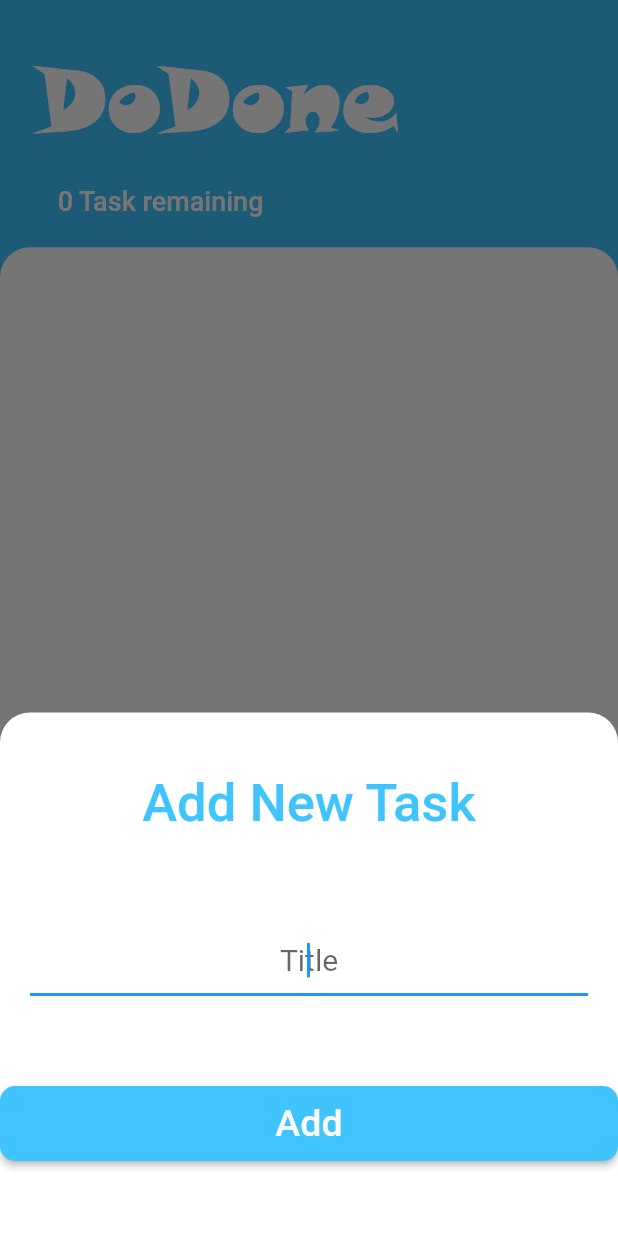
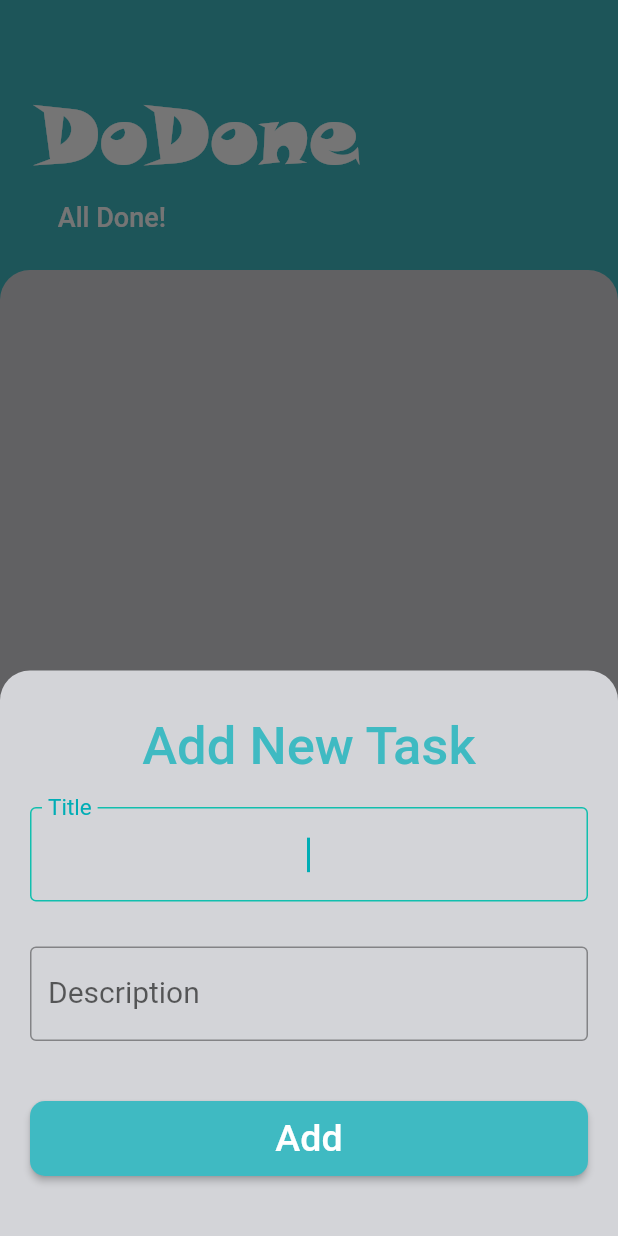
Before and after one commit to soham-pagi/dodone, a Flutter app: the screen it shows after launch, after a tap on the "add" icon, on a phone screen of 412 x 824 dp. Run offline on Flutter 3.47's test engine with Material 2 defaults, Android fonts, the phone set to English and light mode, and no system bars; our stand-ins replace flutter_local_notifications, fluttertoast, shared_preferences.

Commit message:
Change color, add task description, notifications

```diff
--- a/lib/main.dart
+++ b/lib/main.dart
@@ -2,12 +2,15 @@ import 'package:flutter/material.dart';
 import 'package:provider/provider.dart';
 import 'screens/main_screen.dart';
 import 'models/task_data.dart';
+import 'services/notification_service.dart';
 
 void main() {
+  WidgetsFlutterBinding.ensureInitialized();
+  NotificationService().init();
   runApp(
     ChangeNotifierProvider(
       create: (context) => TaskData(),
-      child: DoDone(),
+      child: const DoDone(),
     ),
   );
 }
@@ -17,8 +20,16 @@ class DoDone extends StatelessWidget {
 
   @override
   Widget build(BuildContext context) {
-    return const MaterialApp(
-      home: MainScreen()
+
+    return MaterialApp(
+      theme: ThemeData(
+        inputDecorationTheme: const InputDecorationTheme(
+          floatingLabelStyle: TextStyle(color: Color(0xFF00ADB5)),
+          border: OutlineInputBorder(),
+          focusedBorder: OutlineInputBorder(borderSide: BorderSide(color: Color(0xFF11BFAE), width: 1.0)),// Change the border color when focused
+        ),
+      ),
+      home: const SafeArea(child: MainScreen())
     );
   }
 }
--- a/lib/models/task.dart
+++ b/lib/models/task.dart
@@ -1,10 +1,11 @@
 import 'dart:convert';
 
 class Task {
-  String name;
+  String title;
+  String description;
   bool isDone;
 
-  Task({required this.name, this.isDone = false});
+  Task({required this.title, this.description = '', this.isDone = false});
 
   void toggleIsDone() {
     isDone = !isDone;
@@ -12,14 +13,16 @@ class Task {
 
   String toJson() {
     return jsonEncode({
-      "name": name,
+      "name": title,
+      "description": description,
       "isDone": isDone
     });
   }
 
   factory Task.fromJson(Map<String, dynamic> json) {
     return Task(
-      name: json['name'],
+      title: json['name'],
+      description: json['description'],
       isDone: json['isDone']
     );
   }
--- a/lib/models/task_data.dart
+++ b/lib/models/task_data.dart
@@ -3,6 +3,7 @@ import 'package:flutter/foundation.dart';
 import 'package:shared_preferences/shared_preferences.dart';
 import 'dart:collection';
 import 'task.dart';
+import 'package:my_todo/services/notification_service.dart';
 
 class TaskData extends ChangeNotifier {
   final List<Task> _tasks = [];
@@ -38,19 +39,23 @@ class TaskData extends ChangeNotifier {
       }
 
       notifyListeners();
+
+      NotificationService().scheduleNotification(_remainingTasks);
     } catch(e) {
       // print('Error $e');
     }
   }
 
-  void createTask(name) {
-    Task task = Task(name: name);
+  void createTask(title, description) {
+    Task task = Task(title: title, description: description);
     _tasks.add(task);
     _remainingTasks++;
 
     saveTasksToSharedPreferences();
 
     notifyListeners();
+
+    NotificationService().scheduleNotification(_remainingTasks);
   }
 
   void updateTask(Task task) {
@@ -60,6 +65,8 @@ class TaskData extends ChangeNotifier {
     saveTasksToSharedPreferences();
 
     notifyListeners();
+
+    NotificationService().scheduleNotification(_remainingTasks);
   }
 
   void deleteTask(Task task) {
@@ -69,6 +76,8 @@ class TaskData extends ChangeNotifier {
     saveTasksToSharedPreferences();
 
     notifyListeners();
+
+    NotificationService().scheduleNotification(_remainingTasks);
   }
 
   UnmodifiableListView<Task> get allTasks {
--- a/lib/screens/add_task_screen.dart
+++ b/lib/screens/add_task_screen.dart
@@ -3,58 +3,78 @@ import 'package:provider/provider.dart';
 import 'package:my_todo/models/task_data.dart';
 import 'package:fluttertoast/fluttertoast.dart';
 
-class AddTaskScreen extends StatelessWidget {
+class AddTaskScreen extends StatefulWidget {
   const AddTaskScreen({super.key});
 
   @override
+  State<AddTaskScreen> createState() => _AddTaskScreenState();
+}
+
+class _AddTaskScreenState extends State<AddTaskScreen> {
+  final _titleController = TextEditingController();
+  final _descriptionController = TextEditingController();
+
+  @override
   Widget build(BuildContext context) {
-    String newTitle = '';
-
-    return SingleChildScrollView(
-      child: Container(
-        padding: EdgeInsets.only(top: 40.0, bottom: MediaQuery.of(context).viewInsets.bottom + 50),
+    return Container(
+      padding: EdgeInsets.only(top: 30.0, bottom: MediaQuery.of(context).viewInsets.bottom + 40),
       decoration: const BoxDecoration(
-          color: Colors.white,
+        color: Color(0xFFD3D4D8),
         borderRadius: BorderRadius.only(topLeft: Radius.circular(20.0), topRight: Radius.circular(20.0)),
       ),
       child: Column(
         mainAxisSize: MainAxisSize.min,
         crossAxisAlignment: CrossAxisAlignment.center,
         children: [
-            const Text('Add New Task', textAlign: TextAlign.center, style: TextStyle(color: Colors.lightBlueAccent, fontSize: 35.0, fontWeight: FontWeight.w500)),
+          const Text('Add New Task', textAlign: TextAlign.center, style: TextStyle(color: const Color(0xFF3FBAC2), fontSize: 35.0, fontWeight: FontWeight.w500)),
           Padding(
-              padding: const EdgeInsets.symmetric(vertical: 60.0, horizontal: 20.0),
+            padding: const EdgeInsets.symmetric(vertical: 20.0, horizontal: 20.0),
             child: TextField(
+              controller: _titleController,
               autofocus: true,
-                onChanged: (newValue) {
-                  newTitle = newValue;
-                },
               textAlign: TextAlign.center,
-                decoration: const InputDecoration(hintText: 'Title'),
+              decoration: const InputDecoration(
+                labelText: 'Title',
+              ),
               style: const TextStyle(fontSize: 20.0),
+              cursorColor: const Color(0xFF00ADB5),
+            ),
+          ),
+          Padding(
+            padding: const EdgeInsets.only(top: 10.0, left: 20.0, right: 20.0, bottom: 40.0),
+            child: TextField(
+              controller: _descriptionController,
+              textAlign: TextAlign.center,
+              decoration: const InputDecoration(
+                labelText: 'Description',
+                border: OutlineInputBorder(),
+              ),
+              style: const TextStyle(fontSize: 20.0),
+              cursorColor: const Color(0xFF00ADB5),
             ),
           ),
           ElevatedButton(
             onPressed: () {
-                if (newTitle == '') {
+              String title = _titleController.text.trim();
+              String description = _descriptionController.text.trim();
+              if (title.isEmpty) {
                 Fluttertoast.showToast(
                   msg: "Please enter the title",
                   gravity: ToastGravity.BOTTOM,
                   textColor: Colors.white,
-                    backgroundColor: Colors.lightBlueAccent,
-                    fontSize: 20.0
+                  backgroundColor:  Colors.grey,
+                  fontSize: 20.0,
                 );
 
                 return;
               }
 
-                context.read<TaskData>().createTask(newTitle);
-                newTitle = '';
+              context.read<TaskData>().createTask(title, description);
               Navigator.pop(context);
             },
             style: ButtonStyle(
-                minimumSize: MaterialStateProperty.all<Size>(const Size(480, 50)),
-                backgroundColor: MaterialStateProperty.all<Color>(Colors.lightBlueAccent),
+              minimumSize: MaterialStateProperty.all<Size>(Size(MediaQuery.of(context).size.width - 40, 50)),
+              backgroundColor: MaterialStateProperty.all<Color>(const Color(0xFF3FBAC2)),
               shape: MaterialStateProperty.all<RoundedRectangleBorder>(RoundedRectangleBorder(
                 borderRadius: BorderRadius.circular(10.0),
               )),
@@ -63,7 +83,13 @@ class AddTaskScreen extends StatelessWidget {
           )
         ],
       ),
-      ),
     );
   }
+
+  @override
+  void dispose() {
+    _titleController.dispose();
+    _descriptionController.dispose();
+    super.dispose();
   }
+}
--- a/lib/screens/brand_title.dart
+++ b/lib/screens/brand_title.dart
@@ -7,21 +7,25 @@ class BrandTitle extends StatelessWidget {
 
   @override
   Widget build(BuildContext context) {
+    double screenSize = MediaQuery.of(context).size.width;
+    double fontSize = screenSize * 0.13;
+
     int remainingTasks = Provider.of<TaskData>(context).remainingTasks;
 
-    return Flexible(
-      flex: 1,
-      child: Container(
-        padding: const EdgeInsets.only(left: 25.0, bottom: 20.0),
-        child: Column(
-          mainAxisAlignment: MainAxisAlignment.end,
-          crossAxisAlignment: CrossAxisAlignment.start,
-          children: [
-            const Text("DoDone", style: TextStyle(color: Colors.white, fontFamily: 'SnapITC', fontSize: 60.0)),
-            const SizedBox(height: 20.0),
-            Text('   $remainingTasks ${remainingTasks <= 1 ? 'Task' : 'Tasks'} remaining', style: const TextStyle(color: Colors.white, fontWeight: FontWeight.w500, fontSize: 18.0)),
-          ],
-        ),
+    return Container(
+      height: 180.0,
+      padding: const EdgeInsets.only(left: 25.0, bottom: 25.0),
+      child: Column(
+        mainAxisAlignment: MainAxisAlignment.end,
+        crossAxisAlignment: CrossAxisAlignment.start,
+        children: [
+          Text("DoDone", style: TextStyle(color: Colors.white, fontFamily: 'SnapITC', fontSize: fontSize)),
+          const SizedBox(height: 10.0),
+          Text(
+            '   ${remainingTasks == 0 ? 'All Done!' : '$remainingTasks ${remainingTasks <= 1 ? 'Task' : 'Tasks'} remaining'}',
+            style: const TextStyle(color: Colors.white, fontWeight: FontWeight.w500, fontSize: 18.0),
+          ),
+        ],
       ),
     );
   }
--- a/lib/screens/main_screen.dart
+++ b/lib/screens/main_screen.dart
@@ -9,7 +9,8 @@ class MainScreen extends StatelessWidget {
   @override
   Widget build(BuildContext context) {
     return Scaffold(
-      backgroundColor: Colors.lightBlueAccent,
+      resizeToAvoidBottomInset: false,
+      backgroundColor: const Color(0xFF3FBAC2),
       floatingActionButton: FloatingActionButton(
         onPressed: () {
           showModalBottomSheet(
@@ -21,14 +22,17 @@ class MainScreen extends StatelessWidget {
             }
           );
         },
-        backgroundColor: Colors.lightBlueAccent,
+        backgroundColor: const Color(0xFF3FBAC2),
         child: const Icon(Icons.add),
       ),
       body: const Column(
-        crossAxisAlignment: CrossAxisAlignment.stretch,
+        crossAxisAlignment: CrossAxisAlignment.start,
         children: [
+          // BrandTitle(),
           BrandTitle(),
-          TaskScreen()
+          Expanded(child: TaskScreen()),
+          // Expanded(flex: 1, child: BrandTitle()),
+          // Expanded(flex: 5, child: TaskScreen()),
         ],
       ),
     );
--- a/lib/screens/task_screen.dart
+++ b/lib/screens/task_screen.dart
@@ -9,35 +9,46 @@ class TaskScreen extends StatelessWidget {
   Widget build(BuildContext context) {
     var taskData = Provider.of<TaskData>(context);
 
-    return  Flexible(
-      flex: 4,
-      child: Container(
+    return  Container(
       decoration: const BoxDecoration(
-          color: Colors.white,
+        color: Color(0xFFD3D4D8),
         borderRadius: BorderRadius.only(topLeft: Radius.circular(20.0), topRight: Radius.circular(20.0))
       ),
       child: ListView.builder(
-          padding: const EdgeInsets.only(top: 15),
-          itemBuilder: (context, index) {
+        padding: const EdgeInsets.only(top: 20.0),
+        itemBuilder: (BuildContext context, int index) {
           final task = taskData.allTasks[index];
 
-            return ListTile(
-              contentPadding: const EdgeInsets.symmetric(horizontal: 25.0),
-              title: Text(task.name, style: TextStyle(decoration: task.isDone ? TextDecoration.lineThrough : null)),
-              trailing: Checkbox(
+          return ExpansionTile(
+            expandedAlignment: Alignment.centerLeft,
+            expandedCrossAxisAlignment: CrossAxisAlignment.start,
+            textColor: const Color(0xFF00ADB5),
+            key: Key(index.toString()),
+            tilePadding: const EdgeInsets.symmetric(horizontal: 20.0),
+            childrenPadding: const EdgeInsets.only(top: 5.0, left: 35.0, right: 35.0, bottom: 20.0),
+            title: Text(task.title, style: TextStyle(decoration: task.isDone ? TextDecoration.lineThrough : null)),
+            leading: Checkbox(
               onChanged: (newValue) {
                 taskData.updateTask(task);
               },
               value: task.isDone,
+              activeColor: const Color(0xFF3FBAC2),
+
             ),
-              onLongPress: () {
+            trailing: IconButton(
+              onPressed: () {
                 taskData.deleteTask(task);
               },
+              icon: const Icon(Icons.delete_forever, color: Colors.deepOrange),
+            ),
+            shape: Border.all(color: Colors.transparent, width: 0.0),
+            children: [
+              Text(task.description, style: const TextStyle(fontSize: 17.0)),
+            ],
           );
         },
         itemCount: taskData.taskSize,
       ),
-      ),
     );
   }
 }
--- /dev/null
+++ b/lib/services/notification_service.dart
@@ -0,0 +1,51 @@
+import 'package:flutter_local_notifications/flutter_local_notifications.dart';
+
+class NotificationService {
+  static final NotificationService _notificationService = NotificationService._internal();
+  late final NotificationDetails _platformSpecific;
+
+  NotificationService._internal();
+
+  factory NotificationService() {
+    return _notificationService;
+  }
+
+  FlutterLocalNotificationsPlugin fln = FlutterLocalNotificationsPlugin();
+
+  Future<void> init() async {
+    var initializationSettings = const InitializationSettings(
+        android: AndroidInitializationSettings('ic_launcher')
+    );
+
+    await fln.initialize(initializationSettings);
+
+    var android = const AndroidNotificationDetails(
+        'task_updates',
+        'Task Updates',
+        channelDescription: 'Get Task Updates',
+        importance: Importance.max,
+        priority: Priority.max
+    );
+
+    _platformSpecific = NotificationDetails(android: android);
+  }
+
+  Future<void> scheduleNotification(int remainingTasks) async {
+    // print('Remaining task -======================================= $remainingTasks');
+    int id = 0;
+    String title = '', message = '';
+    if (remainingTasks == 0) {
+      title = 'No Tasks Remaining';
+      message = 'You have completed all your tasks. Great job! Consider adding more tasks to stay productive.';
+    } else if (remainingTasks <= 2) {
+      title = '$remainingTasks ${remainingTasks == 1 ? 'Task' : 'Tasks'} Remaining';
+      message = 'You have $remainingTasks ${remainingTasks == 1 ? 'task' : 'tasks'} left to complete. Keep it up!';
+    } else {
+      title = 'Urgent: $remainingTasks Tasks Remaining!';
+      message = 'Take your time to work on them steadily and make progress at your own pace!';
+    }
+
+    await fln.periodicallyShow(id, title, message, RepeatInterval.hourly, _platformSpecific);
+    // await fln.show(id, title, message, _platformSpecific);
+  }
+}
--- a/pubspec.yaml
+++ b/pubspec.yaml
@@ -9,7 +9,9 @@ environment:
 dependencies:
   flutter:
     sdk: flutter
+  flutter_local_notifications: 15.0.1
   fluttertoast: ^8.2.2
+  permission_handler: ^11.0.1
   provider: ^6.0.5
   shared_preferences: ^2.2.1
 
```
Also changed, not shown: pubspec.lock, 12 other files. Lines whose indentation alone changed are shown as unchanged.
